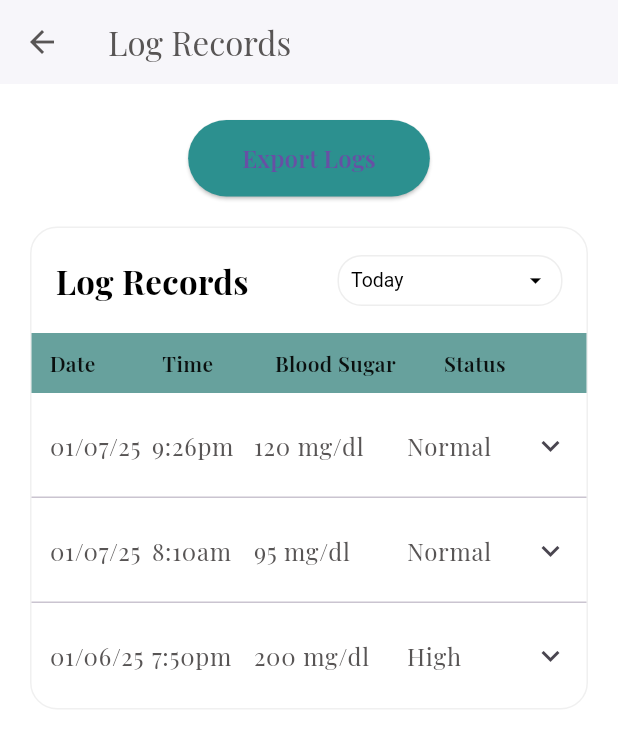
After one commit to ywxvnz/glucomate, a Flutter app: the LogRecordsScreen screen opened directly, on a phone screen of 412 x 824 dp. The commit adds this screen. Shown: the top 748 px of the screen. Run offline on Flutter 3.47's test engine with Material 3 defaults, Android fonts, the phone set to English and light mode, and no system bars; our stand-ins replace font_awesome_flutter, google_fonts.

Commit message:
log records f

```diff
--- a/lib/screens/dashboard_screen.dart
+++ b/lib/screens/dashboard_screen.dart
@@ -3,6 +3,7 @@ import 'package:google_fonts/google_fonts.dart';
 import 'package:font_awesome_flutter/font_awesome_flutter.dart';
 import 'manual_logging_screen.dart';
 import 'scan_glucometer_screen.dart';
+import 'log_records_screen.dart';
 
 class DashboardScreen extends StatefulWidget {
   const DashboardScreen({super.key});
@@ -127,6 +128,37 @@ class _DashboardScreenState extends State<DashboardScreen> {
               ),
             ),
           ),
+
+          Center(
+            child: ElevatedButton(
+              onPressed: () {
+                Navigator.push(
+                  context,
+                  MaterialPageRoute(builder: (_) => LogRecordsScreen()),
+                );
+              },
+              style: ElevatedButton.styleFrom(
+                backgroundColor: Colors.blue,
+                elevation: 6,
+                shape: RoundedRectangleBorder(
+                  borderRadius: BorderRadius.circular(24),
+                ),
+                padding: const EdgeInsets.symmetric(
+                  horizontal: 32,
+                  vertical: 14,
+                ),
+              ),
+              child: Text(
+                "Log Records",
+                style: GoogleFonts.nunito(
+                  fontSize: 16,
+                  fontWeight: FontWeight.w700,
+                  color: Colors.white,
+                ),
+              ),
+            ),
+          ),
+
         ],
       ),
     );
--- /dev/null
+++ b/lib/screens/log_records_screen.dart
@@ -0,0 +1,296 @@
+import 'package:flutter/material.dart';
+import '../utils/app_colors.dart';
+import '../widgets/time_filter_dropdown.dart';
+
+class LogRecordsScreen extends StatefulWidget {
+  const LogRecordsScreen({super.key});
+
+  @override
+  State<LogRecordsScreen> createState() => _LogRecordsScreenState();
+}
+
+class _LogRecordsScreenState extends State<LogRecordsScreen> {
+  String _selectedRange = 'Today';
+
+  // Sample data for preview/demo
+  List<Map<String, String>> get _sampleRecords => [
+        {
+          'date': '01/07/25',
+          'time': '9:26pm',
+          'glucose': '120 mg/dl',
+          'status': 'Normal',
+          'note': 'felt dizzyyyyyyyyyyyyyyyyyyyyyyyyyyyyyyyyy',
+          'readingType': 'random',
+          'source': 'Scan'
+        },
+        {
+          'date': '01/07/25',
+          'time': '8:10am',
+          'glucose': '95 mg/dl',
+          'status': 'Normal',
+          'note': 'all good',
+          'readingType': 'Before Meal',
+          'source': 'Manual'
+        },
+        {
+          'date': '01/06/25',
+          'time': '7:50pm',
+          'glucose': '200 mg/dl',
+          'status': 'High',
+          'note': 'after dinner',
+          'readingType': 'After Meal',
+          'source': 'Scan'
+        },
+      ];
+
+  @override
+  Widget build(BuildContext context) {
+    final records = _sampleRecords;
+
+    return Scaffold(
+      appBar: AppBar(
+        title: const Text('Log Records'),
+        backgroundColor: AppColors.white,
+        foregroundColor: AppColors.textGray,
+        elevation: 1,
+      ),
+      backgroundColor: AppColors.background,
+      body: SafeArea(
+        child: SingleChildScrollView(
+          padding: const EdgeInsets.symmetric(horizontal: 20, vertical: 24),
+          child: Column(
+            crossAxisAlignment: CrossAxisAlignment.stretch,
+            children: [
+              Center(
+                child: ElevatedButton(
+                  onPressed: () {},
+                  style: ElevatedButton.styleFrom(
+                    backgroundColor: AppColors.buttonCyan,
+                    shape: const StadiumBorder(),
+                    padding:
+                        const EdgeInsets.symmetric(horizontal: 36, vertical: 14),
+                  ),
+                  child: const Text(
+                    'Export Logs',
+                    style: TextStyle(fontSize: 16, fontWeight: FontWeight.w600),
+                  ),
+                ),
+              ),
+
+              const SizedBox(height: 20),
+
+              Container(
+                decoration: BoxDecoration(
+                  color: AppColors.containerBackground,
+                  border: Border.all(color: AppColors.borderGray.withOpacity(0.4)),
+                  borderRadius: BorderRadius.circular(18),
+                ),
+                child: Column(
+                  crossAxisAlignment: CrossAxisAlignment.stretch,
+                  children: [
+                    // Header row
+                    Padding(
+                      padding:
+                          const EdgeInsets.symmetric(horizontal: 16, vertical: 18),
+                      child: Row(
+                        mainAxisAlignment: MainAxisAlignment.spaceBetween,
+                        children: [
+                          Text(
+                            'Log Records',
+                            style: TextStyle(
+                              color: AppColors.textBlack,
+                              fontSize: 22,
+                              fontWeight: FontWeight.w700,
+                            ),
+                          ),
+                          // Time filter dropdown (reusable)
+                          Padding(
+                            padding: const EdgeInsets.only(left: 8.0),
+                            child: SizedBox(
+                              width: 150,
+                              child: TimeFilterDropdown(
+                                value: _selectedRange,
+                                items: const [
+                                  'Today',
+                                  'This Week',
+                                  'This Month',
+                                  'This Year',
+                                  'All Time',
+                                  'Custom Range'
+                                ],
+                                onChanged: (v) => setState(() {
+                                  _selectedRange = v ?? _selectedRange;
+                                }),
+                              ),
+                            ),
+                          ),
+                        ],
+                      ),
+                    ),
+
+                    // Table header
+                    Container(
+                      color: AppColors.lightCyan,
+                      padding: const EdgeInsets.symmetric(
+                          horizontal: 12, vertical: 10),
+                      child: Row(
+                        children: [
+                          Expanded(
+                              flex: 2,
+                              child: Text('Date',
+                                  style: TextStyle(
+                                      color: AppColors.textBlack.withOpacity(0.9),
+                                      fontWeight: FontWeight.w600))),
+                          Expanded(
+                              flex: 2,
+                              child: Text('Time',
+                                  style: TextStyle(
+                                      color: AppColors.textBlack.withOpacity(0.9),
+                                      fontWeight: FontWeight.w600))),
+                          Expanded(
+                              flex: 3,
+                              child: Text('Blood Sugar',
+                                  style: TextStyle(
+                                      color: AppColors.textBlack.withOpacity(0.9),
+                                      fontWeight: FontWeight.w600))),
+                          Expanded(
+                              flex: 2,
+                              child: Text('Status',
+                                  style: TextStyle(
+                                      color: AppColors.textBlack.withOpacity(0.9),
+                                      fontWeight: FontWeight.w600))),
+                          const SizedBox(width: 8),
+                        ],
+                      ),
+                    ),
+
+                    // List of records
+                    ListView.separated(
+                      shrinkWrap: true,
+                      physics: const NeverScrollableScrollPhysics(),
+                      itemCount: records.length,
+                      separatorBuilder: (_, __) => const Divider(height: 0),
+                      itemBuilder: (context, index) {
+                        final r = records[index];
+                        return Theme(
+                          data: Theme.of(context).copyWith(
+                            dividerColor: Colors.transparent,
+                          ),
+                          child: ExpansionTile(
+                            tilePadding: const EdgeInsets.symmetric(
+                                horizontal: 12, vertical: 6),
+                            childrenPadding: const EdgeInsets.symmetric(
+                                horizontal: 12, vertical: 12),
+                            collapsedBackgroundColor: Colors.transparent,
+                            title: Row(
+                              children: [
+                                Expanded(flex: 2, child: Text(r['date'] ?? '', style: TextStyle(color: AppColors.textGray))),
+                                Expanded(flex: 2, child: Text(r['time'] ?? '', style: TextStyle(color: AppColors.textGray))),
+                                Expanded(flex: 3, child: Text(r['glucose'] ?? '', style: TextStyle(color: AppColors.textGray))),
+                                Expanded(flex: 2, child: Text(r['status'] ?? '', style: TextStyle(color: AppColors.textGray))),
+                              ],
+                            ),
+                            children: [
+                              Container(
+                                width: double.infinity,
+                                /*decoration: BoxDecoration(
+                                  color: AppColors.borderGray,
+                                  borderRadius: const BorderRadius.only(
+                                    bottomLeft: Radius.circular(18),
+                                    bottomRight: Radius.circular(18),
+                                  ),
+                                ),
+                                padding: const EdgeInsets.all(12),*/
+                                child: Column(
+                                  crossAxisAlignment: CrossAxisAlignment.stretch,
+                                  children: [
+                                    Wrap(
+                                      runSpacing: 8,
+                                      spacing: 12,
+                                      children: [
+                                        /*_detailPair('Date:', r['date'] ?? ''),
+                                        _detailPair('Time:', r['time'] ?? ''),
+                                        _detailPair('Blood Sugar:', r['glucose'] ?? ''),
+                                        _detailPair('Status:', r['status'] ?? ''),*/
+                                        _detailPair('Note:', r['note'] ?? ''),
+                                        _detailPair('Reading Type:', r['readingType'] ?? ''),
+                                        _detailPair('Entry Source:', r['source'] ?? ''),
+                                      ],
+                                    ),
+
+                                    const SizedBox(height: 12),
+
+                                    Row(
+                                      mainAxisAlignment: MainAxisAlignment.start,
+                                      children: [
+                                        // Edit
+                                        Material(
+                                          color: AppColors.buttonCyan,
+                                          shape: const CircleBorder(),
+                                          child: IconButton(
+                                            onPressed: () {},
+                                            icon: Icon(
+                                              Icons.edit,
+                                              color: AppColors.iconBlack,
+                                            ),
+                                          ),
+                                        ),
+                                        const SizedBox(width: 12),
+                                        // Delete
+                                        Material(
+                                          color: AppColors.bloodRed,
+                                          shape: const CircleBorder(),
+                                          child: IconButton(
+                                            onPressed: () {},
+                                            icon: Icon(
+                                              Icons.delete,
+                                              color: AppColors.iconBlack,
+                                            ),
+                                          ),
+                                        ),
+                                      ],
+                                    ),
+                                  ],
+                                ),
+                              ),
+                            ],
+                          ),
+                        );
+                      },
+                    ),
+                  ],
+                ),
+              ),
+            ],
+          ),
+        ),
+      ),
+    );
+  }
+
+  Widget _detailPair(String label, String value) {
+    return Row(
+      mainAxisSize: MainAxisSize.min,
+      crossAxisAlignment: CrossAxisAlignment.start,
+      children: [
+        Text(
+          label,
+          style: TextStyle(
+            color: AppColors.textBlack,
+            fontWeight: FontWeight.w700,
+          ),
+        ),
+        const SizedBox(width: 6),
+        SizedBox(
+          width: 180,
+          child: Text(
+            value,
+            style: TextStyle(
+              color: AppColors.textBlack,
+            ),
+          ),
+        ),
+      ],
+    );
+  }
+}
--- a/lib/utils/app_colors.dart
+++ b/lib/utils/app_colors.dart
@@ -5,6 +5,7 @@ class AppColors {
   static const Color white = Color(0xFFFFFFFF);
   static const Color black = Color(0xFF000000);
   static const Color gray = Color(0xFF585555);
+  static const Color lightGray = Color(0xD9D9D9D9);
   static const Color background = Color(0xFFFFFFFF);
 
   // DESIGN TOKENS
@@ -14,7 +15,7 @@ class AppColors {
   static const Color buttonCyan = Color(0xFF2C908F);
   static const Color iconBlack = black;
   static const Color containerBackground = white;
-  static const Color borderGray = gray;
+  static const Color borderGray = lightGray;
 
   //PALETTE COLORS
   static const Color redViolet = Color(0xFF8E1B52);
--- /dev/null
+++ b/lib/widgets/time_filter_dropdown.dart
@@ -0,0 +1,47 @@
+import 'package:flutter/material.dart';
+import '../utils/app_colors.dart';
+
+class TimeFilterDropdown extends StatelessWidget {
+  final String value;
+  final List<String> items;
+  final ValueChanged<String?> onChanged;
+  final bool dense;
+
+  const TimeFilterDropdown({
+    super.key,
+    required this.value,
+    required this.items,
+    required this.onChanged,
+    this.dense = false,
+  });
+
+  @override
+  Widget build(BuildContext context) {
+    final textStyle = TextStyle(color: AppColors.textBlack, fontSize: dense ? 12 : 13);
+    return Container(
+      padding: EdgeInsets.symmetric(horizontal: 8, vertical: 4),
+      decoration: BoxDecoration(
+        color: Colors.transparent,
+        border: Border.all(color: AppColors.borderGray.withOpacity(0.45)),
+        borderRadius: BorderRadius.circular(16),
+      ),
+      child: DropdownButtonHideUnderline(
+        child: DropdownButton<String>(
+          value: value,
+          items: items
+              .map((it) => DropdownMenuItem(
+                    value: it,
+                    child: Text(it, style: textStyle, overflow: TextOverflow.ellipsis),
+                  ))
+              .toList(),
+          onChanged: onChanged,
+          style: textStyle,
+          isDense: true,
+          iconEnabledColor: AppColors.iconBlack,
+          iconSize: 18,
+          dropdownColor: AppColors.containerBackground,
+        ),
+      ),
+    );
+  }
+}
```
